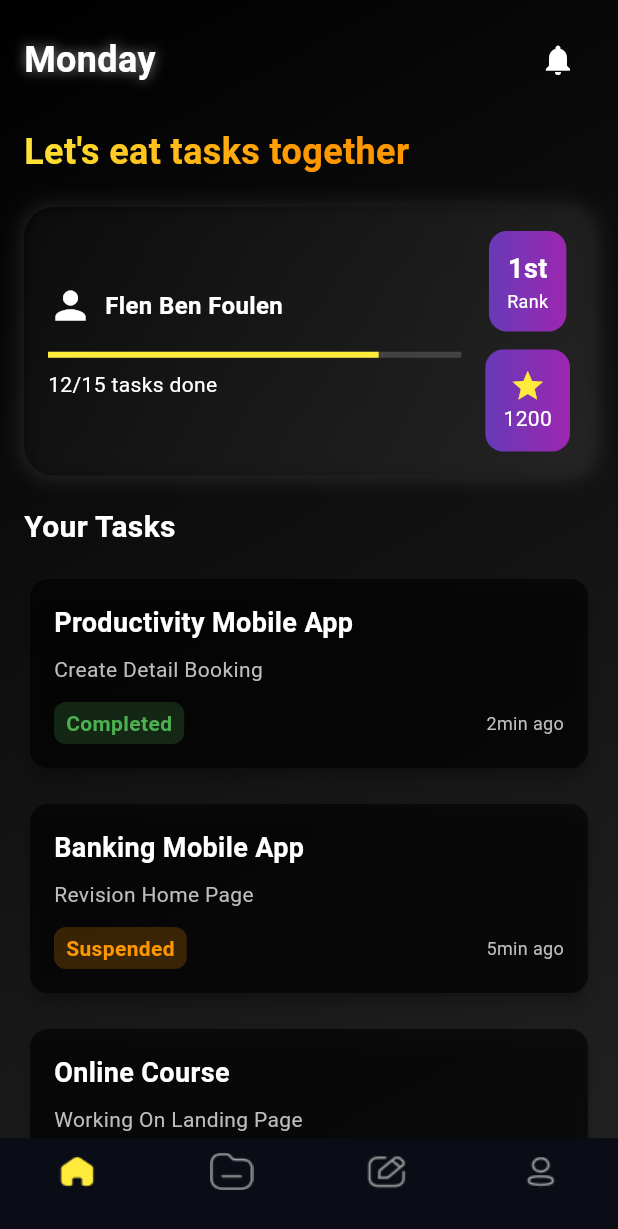
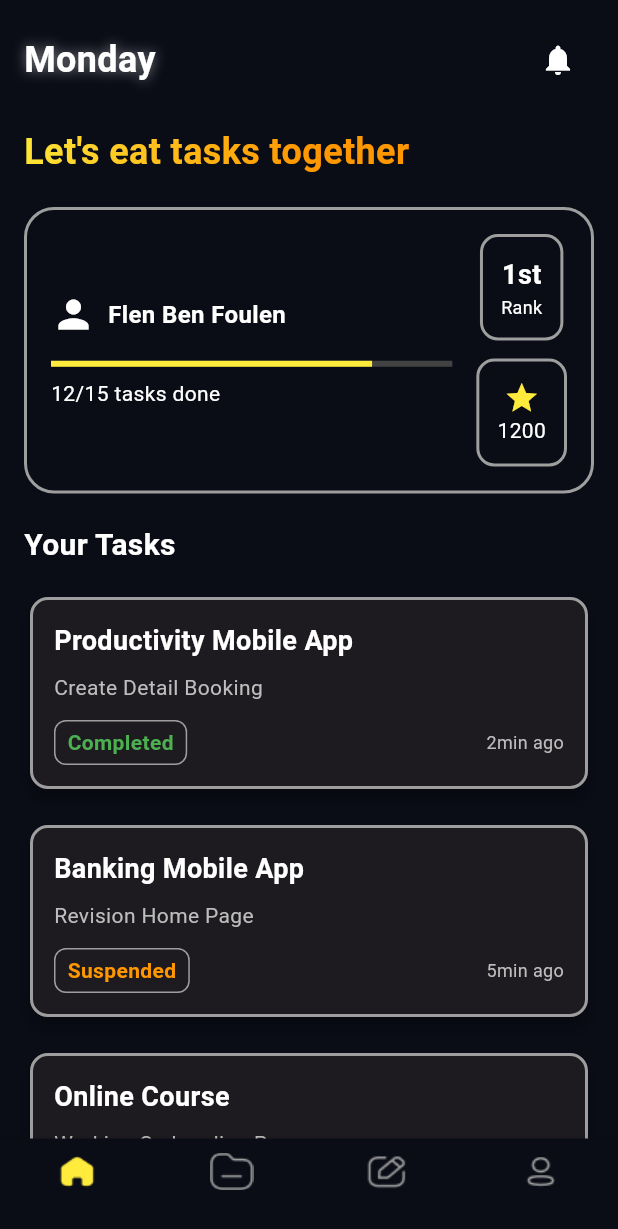
Before and after one commit to Nawrasha/gamytask, a Flutter app: the screen it shows after launch, on a phone screen of 412 x 824 dp. Shown: the top 1229 px of the screen. Run offline on Flutter 3.47's test engine with Material 3 defaults, Android fonts, the phone set to English and light mode, and no system bars; Roboto replaces fonts that are missing (arcade).

Commit message:
new background

```diff
--- a/lib/main.dart
+++ b/lib/main.dart
@@ -45,11 +45,7 @@
     const TaskManagerScreen(), // Your existing Task Manager screen
     const StatsPage(), // Example: A stats page
     const NotePage(),
-<<<<<<< HEAD
     const ProfilePage(),
-=======
-    const ProfilePage(), // Example: A profile page
->>>>>>> origin/main
 
   ];
 
--- a/lib/task_manager_screen.dart
+++ b/lib/task_manager_screen.dart
@@ -21,16 +21,7 @@ class TaskManagerScreen extends StatelessWidget {
   Widget build(BuildContext context) {
     return Scaffold(
       body: Container(
-        decoration: BoxDecoration(
-          gradient: LinearGradient(
-            begin: Alignment.topLeft,
-            end: Alignment.bottomRight,
-            colors: [
-              Colors.black,
-              Colors.grey.shade900,
-            ],
-          ),
-        ),
+
         child: SafeArea(
           child: SingleChildScrollView(
             padding: const EdgeInsets.all(16.0),
@@ -130,22 +121,11 @@ class TaskManagerScreen extends StatelessWidget {
     return Container(
       padding: const EdgeInsets.all(16.0),
       decoration: BoxDecoration(
-        gradient: LinearGradient(
-          begin: Alignment.topLeft,
-          end: Alignment.bottomRight,
-          colors: [
-            Colors.black.withOpacity(0.6),
-            Colors.grey.shade900.withOpacity(0.6),
-          ],
+        border: Border.all(
+          color: Colors.grey, // Grey contour for the border
+          width: 2,
         ),
         borderRadius: BorderRadius.circular(20),
-        boxShadow: [
-          BoxShadow(
-            color: Colors.white.withOpacity(0.1),
-            blurRadius: 10,
-            spreadRadius: 2,
-          ),
-        ],
       ),
       child: Row(
         children: [
@@ -194,8 +174,9 @@ class TaskManagerScreen extends StatelessWidget {
               Container(
                 padding: const EdgeInsets.all(12),
                 decoration: BoxDecoration(
-                  gradient: LinearGradient(
-                    colors: [Colors.deepPurple, Colors.purple],
+                  border: Border.all(
+                    color: Colors.grey, // Grey contour
+                    width: 2,
                   ),
                   borderRadius: BorderRadius.circular(12),
                 ),
@@ -225,8 +206,9 @@ class TaskManagerScreen extends StatelessWidget {
               Container(
                 padding: const EdgeInsets.all(12),
                 decoration: BoxDecoration(
-                  gradient: LinearGradient(
-                    colors: [Colors.deepPurple, Colors.purple],
+                  border: Border.all(
+                    color: Colors.grey, // Grey contour
+                    width: 2,
                   ),
                   borderRadius: BorderRadius.circular(12),
                 ),
@@ -261,9 +243,12 @@ class TaskManagerScreen extends StatelessWidget {
   }) {
     return Card(
       elevation: 4,
-      color: Colors.black.withOpacity(0.6),
       shape: RoundedRectangleBorder(
         borderRadius: BorderRadius.circular(12),
+        side: BorderSide(
+          color: Colors.grey, // Grey border
+          width: 2,
+        ),
       ),
       child: Padding(
         padding: const EdgeInsets.all(16.0),
@@ -294,7 +279,10 @@ class TaskManagerScreen extends StatelessWidget {
                 Container(
                   padding: const EdgeInsets.symmetric(horizontal: 8, vertical: 4),
                   decoration: BoxDecoration(
-                    color: color.withOpacity(0.2),
+                    border: Border.all(
+                      color: Colors.grey, // Grey contour
+                      width: 1,
+                    ),
                     borderRadius: BorderRadius.circular(8),
                   ),
                   child: Text(
```
